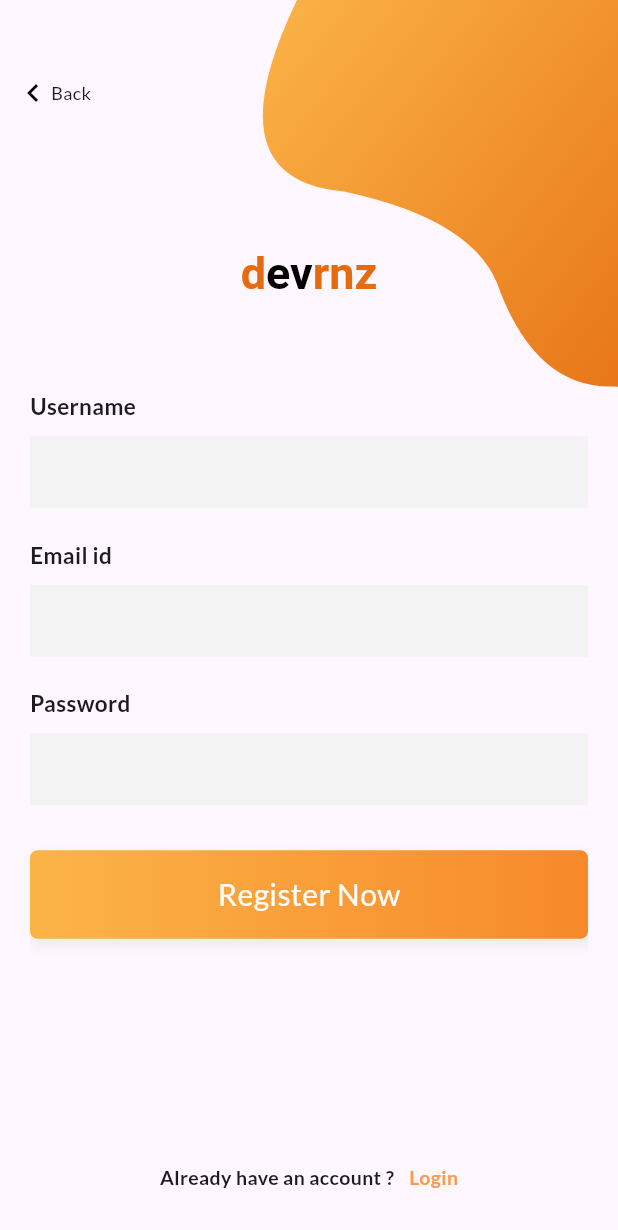
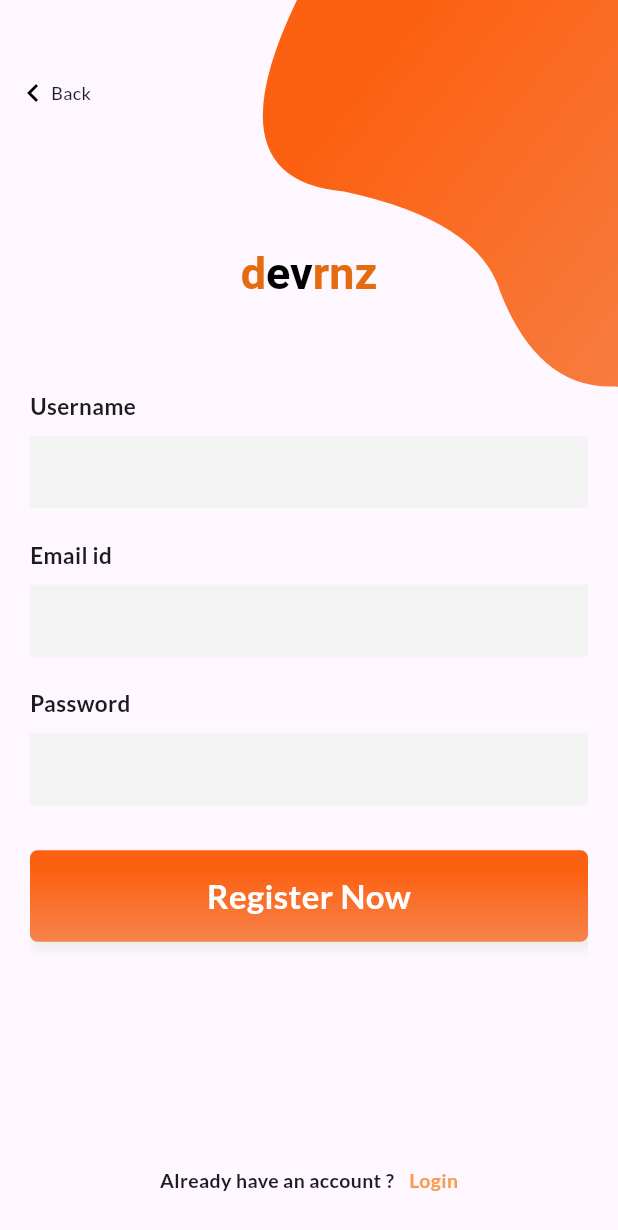
Before and after one commit to kakelay/CustomClipper_Screen-, a Flutter app: the screen it shows after launch, after a tap on "Register now", on a phone screen of 412 x 824 dp. Shown: the top 1230 px of the screen. Run offline on Flutter 3.47's test engine with Material 3 defaults, Android fonts, the phone set to English and light mode, and no system bars; our stand-ins replace google_fonts.

Commit message:
update  color  AppColor.orange

```diff
--- a/lib/src/Widget/bezierContainer.dart
+++ b/lib/src/Widget/bezierContainer.dart
@@ -1,6 +1,7 @@
 import 'dart:math';
 
 import 'package:flutter/material.dart';
+import 'package:uber/src/const/colors.dart';
 
 import 'customClipper.dart';
 
@@ -22,9 +23,15 @@ class BezierContainer extends StatelessWidget {
               begin: Alignment.topCenter,
               end: Alignment.bottomCenter,
               colors: [
-                Color(0xfffbb448),
-                Color(0xffe46b10),
+                AppColor.orange,
+                Color.fromARGB(255, 246, 131, 74),
+                Color.fromARGB(255, 240, 218, 185),
               ],
+              stops: [
+                0.2,
+                1.0,
+                2.0,
+              ], // Adjust these values for a smoother gradient
             ),
           ),
         ),
--- /dev/null
+++ b/lib/src/const/colors.dart
@@ -0,0 +1,9 @@
+import 'package:flutter/material.dart';
+
+class AppColor {
+  static const orange = Color(0xFFFC6011);
+  static const primary = Color(0xFF4A4B4D);
+  static const secondary = Color(0xFF7C7D7E);
+  static const placeholder = Color(0xFFB6B7B7);
+  static const placeholderBg = Color(0xFFF2F2F2);
+}
--- a/lib/src/signup.dart
+++ b/lib/src/signup.dart
@@ -1,15 +1,12 @@
 import 'package:flutter/material.dart';
 import 'package:uber/src/Widget/bezierContainer.dart';
+import 'package:uber/src/const/colors.dart';
 import 'package:uber/src/loginPage.dart';
 
-
 class SignUpPage extends StatefulWidget {
-  SignUpPage({Key ?key, this.title}) : super(key: key);
+  SignUpPage({Key? key, this.title}) : super(key: key);
 
   final String? title;
-
-
-
 
   @override
   _SignUpPageState createState() => _SignUpPageState();
@@ -22,14 +19,14 @@ class _SignUpPageState extends State<SignUpPage> {
         Navigator.pop(context);
       },
       child: Container(
-        padding: EdgeInsets.symmetric(horizontal: 10),
+        padding: const EdgeInsets.symmetric(horizontal: 10),
         child: Row(
           children: <Widget>[
             Container(
-              padding: EdgeInsets.only(left: 0, top: 10, bottom: 10),
-              child: Icon(Icons.keyboard_arrow_left, color: Colors.black),
+              padding: const EdgeInsets.only(left: 0, top: 10, bottom: 10),
+              child: const Icon(Icons.keyboard_arrow_left, color: Colors.black),
             ),
-            Text('Back',
+            const Text('Back',
                 style: TextStyle(fontSize: 12, fontWeight: FontWeight.w500))
           ],
         ),
@@ -39,20 +36,20 @@ class _SignUpPageState extends State<SignUpPage> {
 
   Widget _entryField(String title, {bool isPassword = false}) {
     return Container(
-      margin: EdgeInsets.symmetric(vertical: 10),
+      margin: const EdgeInsets.symmetric(vertical: 10),
       child: Column(
         crossAxisAlignment: CrossAxisAlignment.start,
         children: <Widget>[
           Text(
             title,
-            style: TextStyle(fontWeight: FontWeight.bold, fontSize: 15),
+            style: const TextStyle(fontWeight: FontWeight.bold, fontSize: 15),
           ),
-          SizedBox(
+          const SizedBox(
             height: 10,
           ),
           TextField(
               obscureText: isPassword,
-              decoration: InputDecoration(
+              decoration: const InputDecoration(
                   border: InputBorder.none,
                   fillColor: Color(0xfff3f3f4),
                   filled: true))
@@ -63,25 +60,37 @@ class _SignUpPageState extends State<SignUpPage> {
 
   Widget _submitButton() {
     return Container(
+      padding: const EdgeInsets.symmetric(vertical: 15),
       width: MediaQuery.of(context).size.width,
-      padding: EdgeInsets.symmetric(vertical: 15),
       alignment: Alignment.center,
       decoration: BoxDecoration(
-          borderRadius: BorderRadius.all(Radius.circular(5)),
-          boxShadow: <BoxShadow>[
-            BoxShadow(
-                color: Colors.grey.shade200,
-                offset: Offset(2, 4),
-                blurRadius: 5,
-                spreadRadius: 2)
+        borderRadius: const BorderRadius.all(Radius.circular(5)),
+        boxShadow: <BoxShadow>[
+          BoxShadow(
+              color: Colors.grey.shade200,
+              offset: const Offset(2, 4),
+              blurRadius: 5,
+              spreadRadius: 2)
+        ],
+        gradient: const LinearGradient(
+          begin: Alignment.topCenter,
+          end: Alignment.bottomCenter,
+          colors: [
+            AppColor.orange,
+            Color.fromARGB(255, 246, 131, 74),
+            Color.fromARGB(255, 240, 218, 185),
           ],
-          gradient: LinearGradient(
-              begin: Alignment.centerLeft,
-              end: Alignment.centerRight,
-              colors: [Color(0xfffbb448), Color(0xfff7892b)])),
-      child: Text(
+          stops: [
+            0.2,
+            1.0,
+            2.0,
+          ], // Adjust these values for a smoother gradient
+        ),
+      ),
+      child: const Text(
         'Register Now',
-        style: TextStyle(fontSize: 20, color: Colors.white),
+        style: TextStyle(
+            fontSize: 22, color: Colors.white, fontWeight: FontWeight.bold),
       ),
     );
   }
@@ -93,10 +102,10 @@ class _SignUpPageState extends State<SignUpPage> {
             context, MaterialPageRoute(builder: (context) => LoginPage()));
       },
       child: Container(
-        margin: EdgeInsets.symmetric(vertical: 20),
-        padding: EdgeInsets.all(15),
+        margin: const EdgeInsets.symmetric(vertical: 20),
+        padding: const EdgeInsets.all(15),
         alignment: Alignment.bottomCenter,
-        child: Row(
+        child: const Row(
           mainAxisAlignment: MainAxisAlignment.center,
           children: <Widget>[
             Text(
@@ -122,14 +131,12 @@ class _SignUpPageState extends State<SignUpPage> {
   Widget _title() {
     return RichText(
       textAlign: TextAlign.center,
-      text: TextSpan(
+      text: const TextSpan(
           text: 'd',
           style: TextStyle(
               fontSize: 30,
               fontWeight: FontWeight.w700,
-              color: Color(0xffe46b10)
-          ),
-
+              color: Color(0xffe46b10)),
           children: [
             TextSpan(
               text: 'ev',
@@ -164,10 +171,10 @@ class _SignUpPageState extends State<SignUpPage> {
             Positioned(
               top: -MediaQuery.of(context).size.height * .15,
               right: -MediaQuery.of(context).size.width * .4,
-              child: BezierContainer(),
+              child: const BezierContainer(),
             ),
             Container(
-              padding: EdgeInsets.symmetric(horizontal: 20),
+              padding: const EdgeInsets.symmetric(horizontal: 20),
               child: SingleChildScrollView(
                 child: Column(
                   crossAxisAlignment: CrossAxisAlignment.center,
@@ -175,11 +182,11 @@ class _SignUpPageState extends State<SignUpPage> {
                   children: <Widget>[
                     SizedBox(height: height * .2),
                     _title(),
-                    SizedBox(
+                    const SizedBox(
                       height: 50,
                     ),
                     _emailPasswordWidget(),
-                    SizedBox(
+                    const SizedBox(
                       height: 20,
                     ),
                     _submitButton(),
--- a/lib/src/welcomePage.dart
+++ b/lib/src/welcomePage.dart
@@ -120,18 +120,18 @@ class _WelcomePageState extends State<WelcomePage> {
     return Scaffold(
       body: SingleChildScrollView(
         child: Container(
-          padding:const  EdgeInsets.symmetric(horizontal: 20),
+          padding: const EdgeInsets.symmetric(horizontal: 20),
           height: MediaQuery.of(context).size.height,
           decoration: BoxDecoration(
-            borderRadius:const  BorderRadius.all(Radius.circular(5)),
+            borderRadius: const BorderRadius.all(Radius.circular(5)),
             boxShadow: <BoxShadow>[
               BoxShadow(
                   color: Colors.grey.shade200,
-                  offset:const  Offset(2, 4),
+                  offset: const Offset(2, 4),
                   blurRadius: 5,
                   spreadRadius: 2)
             ],
-            gradient:const  LinearGradient(
+            gradient: const LinearGradient(
               begin: Alignment.topCenter,
               end: Alignment.bottomCenter,
               colors: [
@@ -144,9 +144,8 @@ class _WelcomePageState extends State<WelcomePage> {
             crossAxisAlignment: CrossAxisAlignment.center,
             mainAxisAlignment: MainAxisAlignment.center,
             children: <Widget>[
-           const   Text("fsdfsdfsdfsdfsdfsdfsdf"),
               _title(),
-           const    SizedBox(
+              const SizedBox(
                 height: 80,
               ),
               _submitButton(),
```
